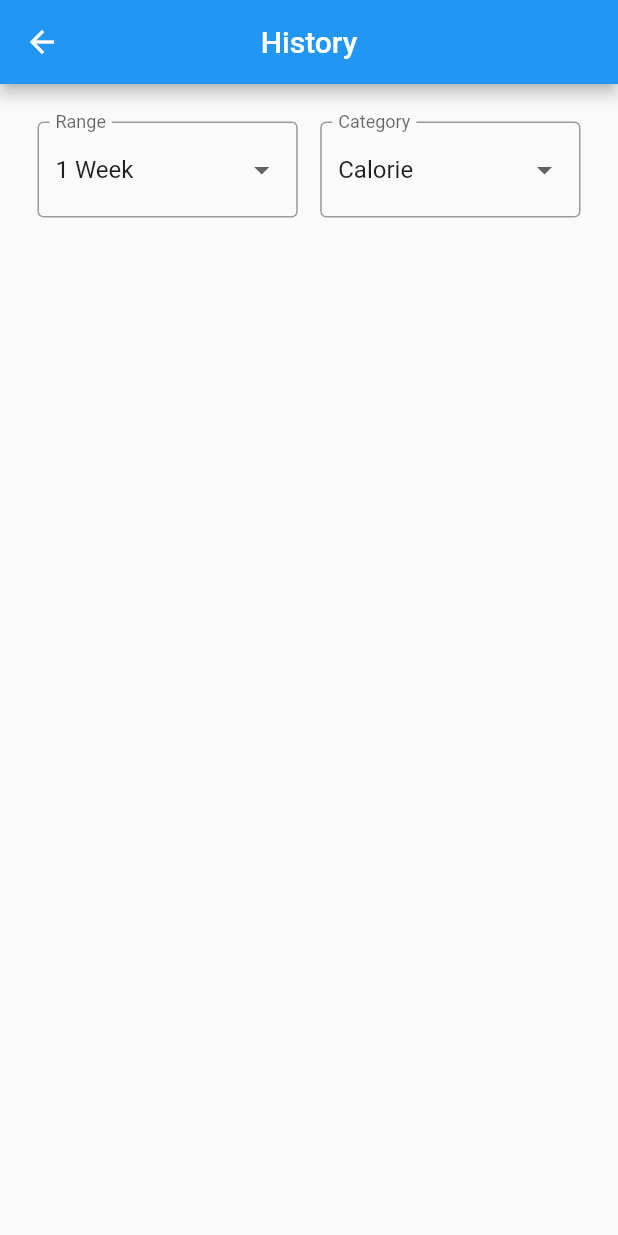
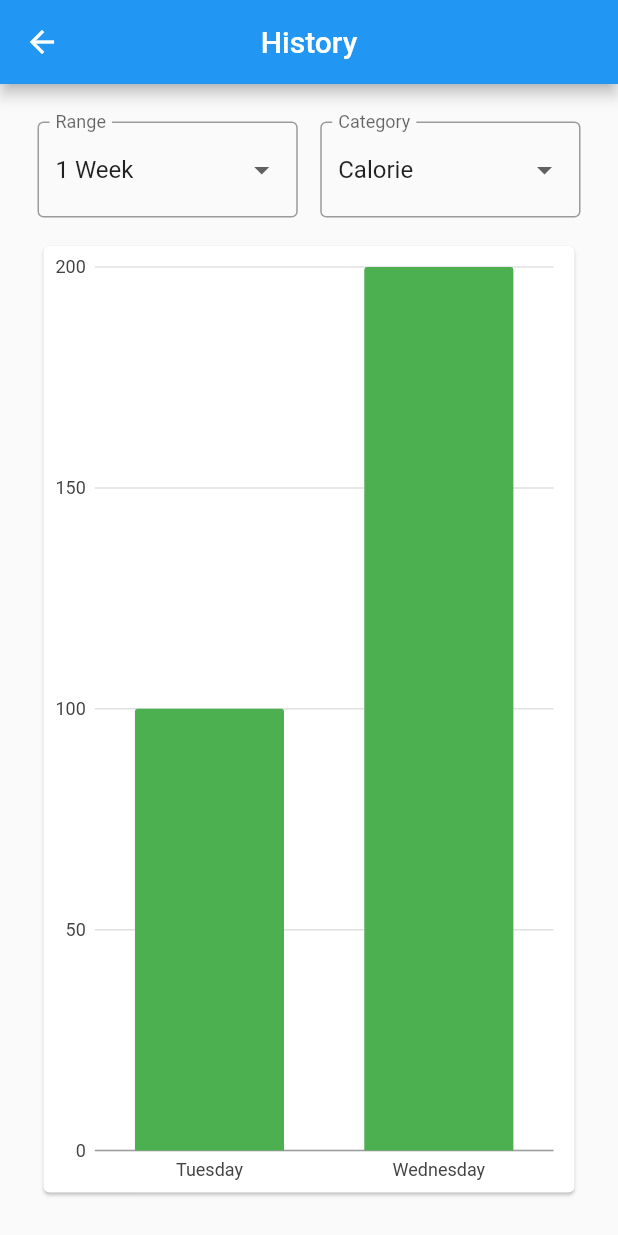
Before and after one commit to kierbenz/nutrition_app, a Flutter app: the HistoryScreen screen opened directly, on a phone screen of 412 x 824 dp. Run offline on Flutter 3.47's test engine with Material 2 defaults, Android fonts, the phone set to English and light mode, and no system bars; our stand-ins replace charts_flutter, line_icons.

Commit message:
feat: initial graph

```diff
--- a/lib/app/screens/history_screen.dart
+++ b/lib/app/screens/history_screen.dart
@@ -1,4 +1,5 @@
 import 'package:flutter/material.dart';
+import 'package:nutrition_app/app/shared_widgets/app_bar_chart.dart';
 import 'package:nutrition_app/app/shared_widgets/app_dropdown_button.dart';
 
 
@@ -93,6 +94,10 @@ class HistoryScreen extends StatelessWidget {
                 ),
               ],
             ),
+            SizedBox(height: 15.0),
+            Expanded(
+              child: Card(child: AppBarChart(null)),
+            ),
           ],
         ),
       ),
--- /dev/null
+++ b/lib/app/shared_widgets/app_bar_chart.dart
@@ -0,0 +1,32 @@
+import 'package:flutter/material.dart';
+import 'package:charts_flutter/flutter.dart' as charts;
+
+
+class AppBarChart extends StatelessWidget {
+  final List<charts.Series> seriesList;
+
+  AppBarChart(this.seriesList);
+
+  @override
+  Widget build(BuildContext context) {
+    return charts.BarChart(
+      [charts.Series<OrdinalData, String>(
+          id: 'Test',
+          colorFn: (_, __) => charts.MaterialPalette.green.shadeDefault,
+          domainFn: (OrdinalData data, _) => data.category,
+          measureFn: (OrdinalData data, _) => data.data,
+          data: [
+            OrdinalData('Tuesday', 100),
+            OrdinalData('Wednesday', 200),
+          ],
+        ),
+      ],
+    );
+  }
+}
+
+class OrdinalData {
+  OrdinalData(this.category, this.data);
+  final String category;
+  final int data;
+}
```
